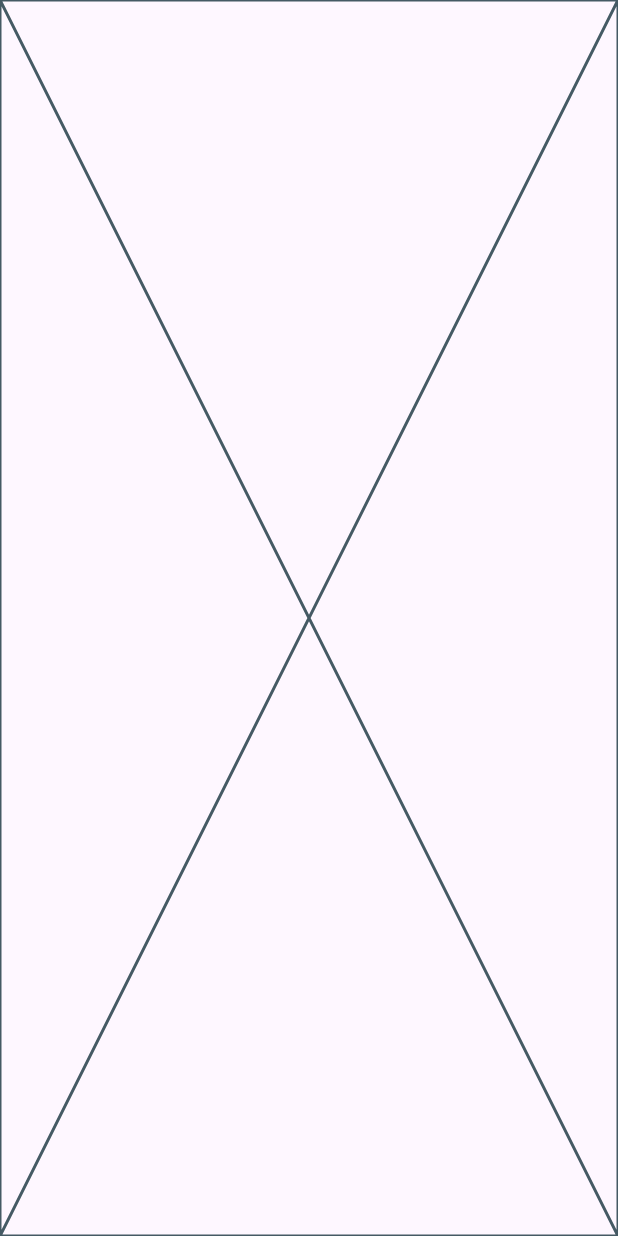
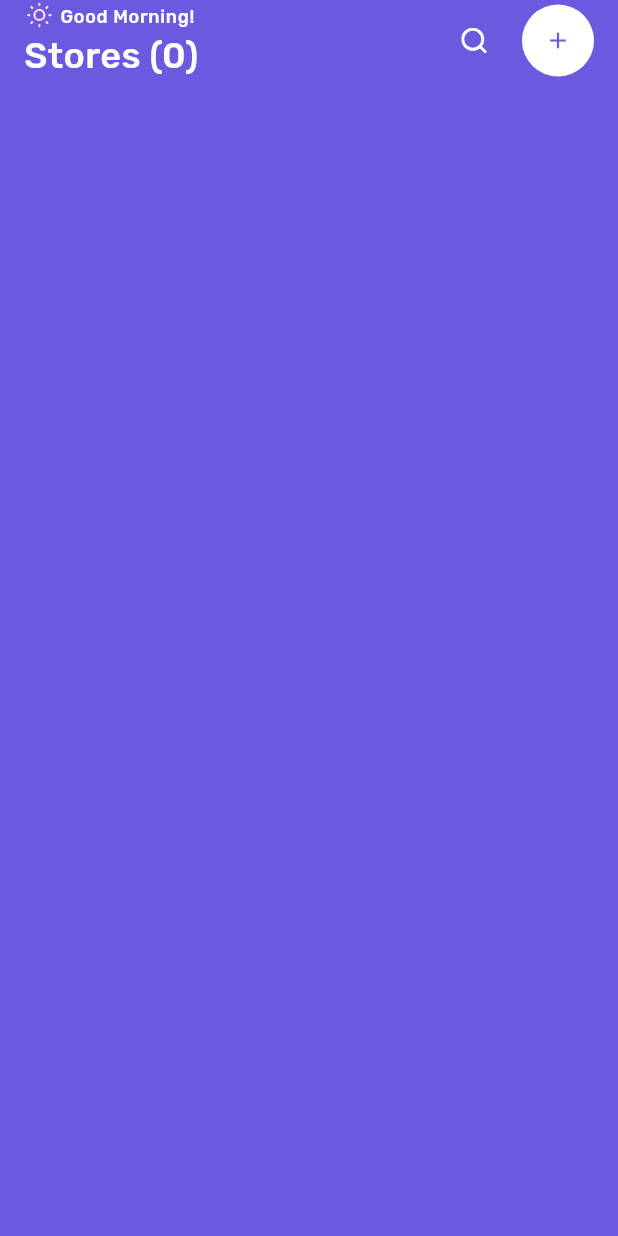
Before and after one commit to Nikola0111/shopengo, a Flutter app: the screen it shows after launch, on a phone screen of 412 x 824 dp. Run offline on Flutter 3.47's test engine with Material 3 defaults, Android fonts, the phone set to English and light mode, and no system bars; our stand-ins replace drift, drift_flutter, easy_localization, equatable, flutter_bloc, flutter_svg and 4 more; accounts and stored records are empty; generated files the repository leaves out were written again.

Commit message:
added fonts, home app bar, assets gen

```diff
--- a/assets/localization/en.json
+++ b/assets/localization/en.json
@@ -1,3 +1,10 @@
 {
-  "title": "Welcome to shopengo!"
+  "title": "Welcome to shopengo!",
+  "home": {
+    "goodMorning": "Good Morning!",
+    "goodAfternoon": "Good Afternoon!",
+    "goodEvening": "Good Evening!",
+
+    "numOfStores": "Stores ({storesAmount})"
+  }
 }
--- /dev/null
+++ b/assets/localization/sr.json
@@ -0,0 +1,10 @@
+{
+  "title": "Welcome to shopengo!",
+  "home": {
+    "goodMorning": "Dobro Jutro!",
+    "goodAfternoon": "Dobar Dan!",
+    "goodEvening": "Dobro Veče!",
+
+    "numOfStores": "Radnje ({storesAmount})"
+  }
+}
--- a/lib/core/domain/repository/di.dart
+++ b/lib/core/domain/repository/di.dart
@@ -1,11 +1,15 @@
 import 'package:kiwi/kiwi.dart';
 import 'package:shopengo/core/domain/repository/theme_repository.dart';
 import 'package:shopengo/core/presentation/navigation/router_configuration.dart';
+import 'package:shopengo/feature/home/data/datasource/store_datasource.dart';
+import 'package:shopengo/feature/home/data/repository/store_repository_impl.dart';
 
 final container = KiwiContainer();
 
 void initDI() {
   container
-    ..registerSingleton((container) => ThemeRepository())
-    ..registerSingleton((container) => RouterConfiguration());
+    ..registerFactory((container) => StoreDatasource())
+    ..registerFactory((container) => ThemeRepository())
+    ..registerSingleton((container) => RouterConfiguration())
+    ..registerSingleton((container) => StoreRepositoryImpl(container.resolve<StoreDatasource>()));
 }
--- a/lib/core/domain/repository/theme_repository.dart
+++ b/lib/core/domain/repository/theme_repository.dart
@@ -14,6 +14,7 @@ class ThemeRepository {
     );
     return ThemeData(
       brightness: Brightness.light,
+      fontFamily: 'Rubik',
       appBarTheme: AppBarTheme(color: _colorScheme.background),
       extensions: <ThemeExtension<dynamic>>[_colorScheme, textStyleScheme],
     );
--- a/lib/core/presentation/style/custom_colors.dart
+++ b/lib/core/presentation/style/custom_colors.dart
@@ -14,9 +14,9 @@ class CustomColorScheme extends ThemeExtension<CustomColorScheme> {
   const CustomColorScheme({required this.primary, required this.background, required this.primaryText});
 
   const CustomColorScheme.classic({
-    this.primary = const Color(0xFFD84E56),
+    this.primary = const Color(0xFF6A5AE0),
     this.background = const Color(0xFFFFFFFF),
-    this.primaryText = Colors.grey,
+    this.primaryText = const Color(0xFFFFFFFF),
   });
 
   final Color? primary;
--- a/lib/core/presentation/style/custom_text_styles.dart
+++ b/lib/core/presentation/style/custom_text_styles.dart
@@ -1,33 +1,64 @@
 import 'package:flutter/material.dart';
+import 'package:shopengo/generated/fonts.gen.dart';
 
 class CustomTextStyles {
   const CustomTextStyles.of(BuildContext context) : _context = context;
   final BuildContext _context;
 
   TextStyle get regular18 => Theme.of(_context).extension<CustomTextStyleScheme>()!.regular18!;
+  TextStyle get medium12 => Theme.of(_context).extension<CustomTextStyleScheme>()!.medium12!;
+  TextStyle get medium24 => Theme.of(_context).extension<CustomTextStyleScheme>()!.medium24!;
 }
 
 @immutable
 class CustomTextStyleScheme extends ThemeExtension<CustomTextStyleScheme> {
-  const CustomTextStyleScheme({required this.regular18});
+  const CustomTextStyleScheme({
+    required this.regular18,
+    required this.medium12,
+    required this.medium24,
+  });
 
   factory CustomTextStyleScheme.fromPrimaryTextColor({required Color primaryTextColor}) {
     return CustomTextStyleScheme(
       regular18: TextStyle(
         color: primaryTextColor,
         fontSize: 18,
-        decoration: TextDecoration.none,
         fontWeight: FontWeight.w400,
         height: 1.2,
+      ),
+      medium12: TextStyle(
+        color: primaryTextColor,
+        fontSize: 12,
+        fontWeight: FontWeight.w500,
+        fontFamily: _fontFamilyRubik,
+        letterSpacing: 0.5,
+      ),
+      medium24: TextStyle(
+        color: primaryTextColor,
+        fontSize: 24,
+        fontWeight: FontWeight.w500,
+        fontFamily: _fontFamilyRubik,
       ),
     );
   }
 
+  static const _fontFamilyRubik = FontFamily.rubik;
+
   final TextStyle? regular18;
+  final TextStyle? medium12;
+  final TextStyle? medium24;
 
   @override
-  CustomTextStyleScheme copyWith({TextStyle? regular18}) {
-    return CustomTextStyleScheme(regular18: regular18 ?? this.regular18);
+  CustomTextStyleScheme copyWith({
+    TextStyle? regular18,
+    TextStyle? medium12,
+    TextStyle? medium24,
+  }) {
+    return CustomTextStyleScheme(
+      regular18: regular18 ?? this.regular18,
+      medium12: medium12 ?? this.medium12,
+      medium24: medium24 ?? this.medium24,
+    );
   }
 
   @override
@@ -35,6 +66,10 @@ class CustomTextStyleScheme extends ThemeExtension<CustomTextStyleScheme> {
     if (other is! CustomTextStyleScheme) {
       return this;
     }
-    return CustomTextStyleScheme(regular18: TextStyle.lerp(regular18, other.regular18, t));
+    return CustomTextStyleScheme(
+      regular18: TextStyle.lerp(regular18, other.regular18, t),
+      medium12: TextStyle.lerp(medium12, other.medium12, t),
+      medium24: TextStyle.lerp(medium24, other.medium24, t),
+    );
   }
 }
--- /dev/null
+++ b/lib/feature/home/domain/cubit/home_bloc.dart
@@ -0,0 +1,15 @@
+import 'package:flutter_bloc/flutter_bloc.dart';
+import 'package:shopengo/feature/home/data/repository/store_repository.dart';
+import 'package:shopengo/feature/home/domain/cubit/home_event.dart';
+import 'package:shopengo/feature/home/domain/cubit/home_state.dart';
+
+class HomeBloc extends Bloc<HomeEvent, HomeState> {
+  HomeBloc(this._storeRepository) : super(HomeLoadingState()) {
+    on<LoadStoresEvent>((event, emit) async {
+      final stores = await _storeRepository.getAllStores();
+      emit(HomeStoresReadyState(stores: stores));
+    });
+  }
+
+  final StoreRepository _storeRepository;
+}
--- a/lib/feature/home/domain/cubit/home_state.dart
+++ b/lib/feature/home/domain/cubit/home_state.dart
@@ -6,13 +6,13 @@ abstract class HomeState extends Equatable {
   List<Object?> get props => [];
 }
 
-class LoadingState extends HomeState {
+class HomeLoadingState extends HomeState {
   @override
   List<Object?> get props => [];
 }
 
-class StoresReadyEvent extends HomeState {
-  StoresReadyEvent(this.stores);
+class HomeStoresReadyState extends HomeState {
+  HomeStoresReadyState({required this.stores});
   final List<StoreModel> stores;
 
   @override
--- a/lib/feature/home/presentation/home_screen.dart
+++ b/lib/feature/home/presentation/home_screen.dart
@@ -1,4 +1,12 @@
 import 'package:flutter/material.dart';
+import 'package:flutter_bloc/flutter_bloc.dart';
+import 'package:shopengo/core/domain/repository/di.dart' show container;
+import 'package:shopengo/core/presentation/style/custom_colors.dart';
+import 'package:shopengo/feature/home/data/repository/store_repository_impl.dart';
+import 'package:shopengo/feature/home/domain/cubit/home_bloc.dart';
+import 'package:shopengo/feature/home/domain/cubit/home_event.dart';
+import 'package:shopengo/feature/home/domain/cubit/home_state.dart';
+import 'package:shopengo/feature/home/presentation/widgets/home_app_bar.dart';
 
 class HomeScreen extends StatelessWidget {
   const HomeScreen({super.key});
@@ -6,6 +14,29 @@ class HomeScreen extends StatelessWidget {
 
   @override
   Widget build(BuildContext context) {
-    return const Scaffold(body: Placeholder());
+    return Scaffold(
+      backgroundColor: CustomColors.of(context).primary,
+      body: BlocProvider<HomeBloc>(
+        create: (context) => HomeBloc(container.resolve<StoreRepositoryImpl>())..add(LoadStoresEvent()),
+        child: BlocBuilder<HomeBloc, HomeState>(
+          builder: (context, state) {
+            if (state is HomeStoresReadyState) {
+              return SafeArea(
+                child: Padding(
+                  padding: const EdgeInsets.symmetric(horizontal: 16),
+                  child: Column(
+                    children: [
+                      HomeAppBar(totalStores: state.stores.length),
+                    ],
+                  ),
+                ),
+              );
+            }
+
+            return const SizedBox.shrink();
+          },
+        ),
+      ),
+    );
   }
 }
--- /dev/null
+++ b/lib/feature/home/presentation/widgets/home_app_bar.dart
@@ -0,0 +1,91 @@
+import 'package:easy_localization/easy_localization.dart';
+import 'package:flutter/material.dart';
+import 'package:shopengo/core/presentation/style/custom_colors.dart';
+import 'package:shopengo/core/presentation/style/custom_text_styles.dart';
+import 'package:shopengo/generated/assets.gen.dart';
+import 'package:shopengo/generated/locale_keys.g.dart';
+
+class HomeAppBar extends StatelessWidget {
+  const HomeAppBar({required this.totalStores, super.key});
+  final int totalStores;
+
+  static const TimeOfDay _morningStart = TimeOfDay(hour: 6, minute: 0);
+  static const TimeOfDay _afternoonStart = TimeOfDay(hour: 12, minute: 0);
+  static const TimeOfDay _eveningStart = TimeOfDay(hour: 18, minute: 0);
+
+  @override
+  Widget build(BuildContext context) {
+    return Row(
+      children: [
+        Expanded(child: _InfoSection(totalStores: totalStores)),
+        const Spacer(),
+        SizedBox(
+          width: 48,
+          height: 48,
+          child: TextButton(
+            onPressed: () {},
+            child: Assets.icon.search.svg(),
+          ),
+        ),
+        const SizedBox(width: 8),
+        SizedBox(
+          width: 48,
+          height: 48,
+          child: TextButton(
+            style: ButtonStyle(backgroundColor: WidgetStatePropertyAll(CustomColors.of(context).background)),
+            onPressed: () {},
+            child: Icon(Icons.add, color: CustomColors.of(context).primary),
+          ),
+        ),
+      ],
+    );
+  }
+}
+
+class _InfoSection extends StatelessWidget {
+  const _InfoSection({required this.totalStores});
+  final int totalStores;
+
+  @override
+  Widget build(BuildContext context) {
+    return Column(
+      crossAxisAlignment: CrossAxisAlignment.start,
+      mainAxisAlignment: MainAxisAlignment.spaceBetween,
+      children: [
+        RichText(
+          text: TextSpan(
+            children: [
+              WidgetSpan(
+                child: Padding(
+                  padding: const EdgeInsets.only(right: 4),
+                  child: Assets.icon.sun.svg(),
+                ),
+                alignment: PlaceholderAlignment.middle,
+              ),
+              TextSpan(text: welcomeSign.tr(), style: CustomTextStyles.of(context).medium12),
+            ],
+          ),
+        ),
+        Text(
+          LocaleKeys.home_numOfStores,
+          style: CustomTextStyles.of(context).medium24,
+        ).tr(
+          namedArgs: {'storesAmount': totalStores.toString()},
+        ),
+      ],
+    );
+  }
+
+  String get welcomeSign {
+    final currentTime = TimeOfDay.now();
+    if (currentTime.isBefore(HomeAppBar._afternoonStart) && currentTime.isAfter(HomeAppBar._morningStart)) {
+      return LocaleKeys.home_goodMorning;
+    }
+
+    if (currentTime.isBefore(HomeAppBar._eveningStart) && currentTime.isAfter(HomeAppBar._afternoonStart)) {
+      return LocaleKeys.home_goodAfternoon;
+    }
+
+    return LocaleKeys.home_goodEvening;
+  }
+}
```
Also changed, not shown: pubspec.yaml (+25 -1 lines), assets/fonts/Rubik-Bold.ttf (added), assets/fonts/Rubik-Light.ttf (added), assets/fonts/Rubik-Medium.ttf (added), assets/fonts/Rubik-Regular.ttf (added), assets/fonts/Rubik-SemiBold.ttf (added), assets/icon/search.svg (added), assets/icon/sun.svg (added), lib/feature/home/domain/cubit/home_cubit.dart (deleted), pubspec.lock, 1 other file.
